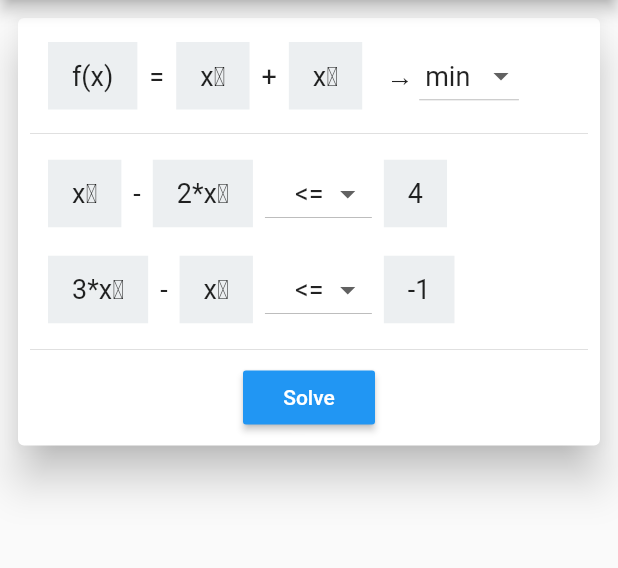
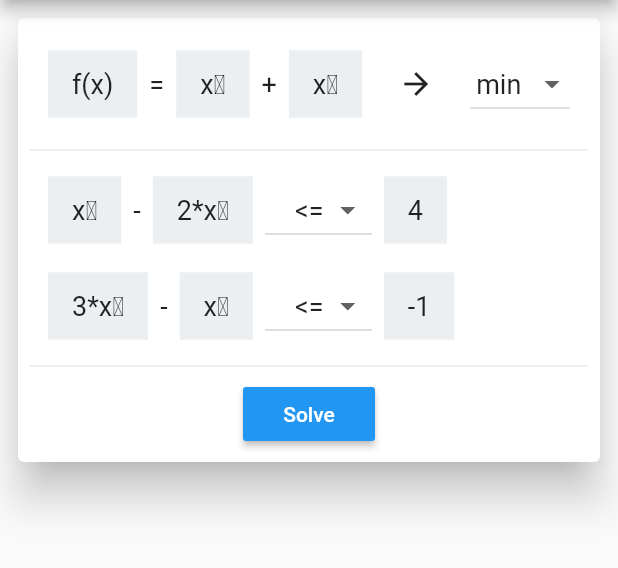
Before and after one commit to unsinedZ/Math-operations, a Flutter app: the DualSimplexMethod screen opened by its route, on a phone screen of 412 x 824 dp, the part 84-652 px from its top. Run offline on Flutter 3.47's test engine with Material 2 defaults, Android fonts, the phone set to English and light mode, and no system bars; our stand-ins replace numberpicker.

Commit message:
Overflow safe bottom modal sheet Spaced widget helper

```diff
--- a/app/lib/widgets/primitives/common/base_button.dart
+++ b/app/lib/widgets/primitives/common/base_button.dart
@@ -1,3 +1,4 @@
+import 'package:app/widgets/primitives/common/spaced.dart';
 import 'package:flutter/material.dart';
 
 import 'base_text.dart';
@@ -22,10 +23,8 @@ class BaseButton extends StatelessWidget {
       child: Material(
         color: Colors.transparent,
         child: InkWell(
-          child: Container(
+          child: Spaced(
             child: BaseText(text),
-            margin: EdgeInsets.all(6),
-            padding: EdgeInsets.all(6),
           ),
           onTap: onPressed,
         ),
--- /dev/null
+++ b/app/lib/widgets/primitives/common/spaced.dart
@@ -0,0 +1,19 @@
+import 'package:flutter/material.dart';
+
+class Spaced extends StatelessWidget {
+  final Widget child;
+
+  const Spaced({
+    Key key,
+    this.child,
+  }) : super(key: key);
+
+  @override
+  Widget build(BuildContext context) {
+    return Container(
+      margin: EdgeInsets.all(6),
+      padding: EdgeInsets.all(6),
+      child: child,
+    );
+  }
+}
--- a/app/lib/widgets/primitives/function/function_row.dart
+++ b/app/lib/widgets/primitives/function/function_row.dart
@@ -3,6 +3,8 @@ import 'package:app/business/operations/target_function.dart';
 import 'package:app/business/operations/variable.dart';
 import 'package:app/widgets/primitives/common/arguments_count_form.dart';
 import 'package:app/widgets/primitives/common/base_text.dart';
+import 'package:app/widgets/primitives/common/overflow_safe_bottom_sheet_modal.dart';
+import 'package:app/widgets/primitives/common/spaced.dart';
 import 'package:app/widgets/primitives/common/variable_editor.dart';
 import 'function_letter.dart';
 import 'package:flutter/material.dart';
@@ -57,8 +59,11 @@ class _FunctionRowState extends State<FunctionRow> {
           flex: 0,
           child: Row(
             children: <Widget>[
-              BaseText('→'),
-              DropdownButton(
+              Spaced(
+                child: Icon(Icons.arrow_forward),
+              ),
+              Spaced(
+                child: DropdownButton(
                   value: _extremum,
                   items: Extremum.values
                       .map(
@@ -69,6 +74,7 @@ class _FunctionRowState extends State<FunctionRow> {
                       )
                       .toList(),
                   onChanged: _onExtremumChange,
+                ),
               ),
             ],
           ),
@@ -122,13 +128,12 @@ class _FunctionRowState extends State<FunctionRow> {
   }
 
   void _onFunctionLetterPressed(BuildContext context) {
-    showModalBottomSheet(
-      context: context,
-      builder: (x) => ArgumentsCountForm(
+    OverflowSafeBottomSheetModal(
+      (x) => ArgumentsCountForm(
         initialValue: _variables.length,
         onValueChanged: _onFunctionVariablesCountChange,
       ),
-    );
+    ).show(context);
   }
 
   void _onFunctionVariablesCountChange(int newValue) {
--- a/app/lib/widgets/screens/dual_simplex_method.dart
+++ b/app/lib/widgets/screens/dual_simplex_method.dart
@@ -27,9 +27,9 @@ class _DualSimplexState extends State<DualSimplexMethod> {
     ThemeData theme = Theme.of(context);
     return AppLayout(
       title: 'Dual simplex method',
-      content: Column(
-        children: <Widget>[
-          _CardWrapper(
+      content: SingleChildScrollView(
+        scrollDirection: Axis.vertical,
+        child: _CardWrapper(
           child: Column(
             crossAxisAlignment: CrossAxisAlignment.start,
             children: [
@@ -57,7 +57,6 @@ class _DualSimplexState extends State<DualSimplexMethod> {
             ],
           ),
         ),
-        ],
       ),
     );
   }
```
Also changed, not shown: app/lib/widgets/primitives/common/overflow_safe_bottom_sheet_modal.dart (added, +45 -0 lines), app/lib/widgets/primitives/common/variable_editor.dart (+4 -26 lines). Lines whose indentation alone changed are shown as unchanged.
